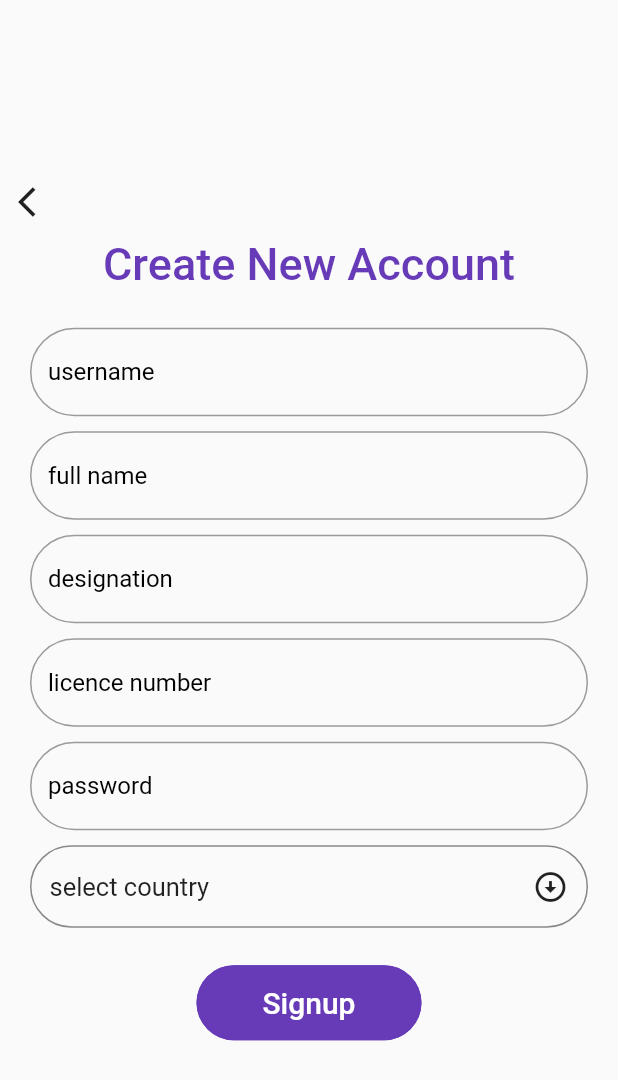
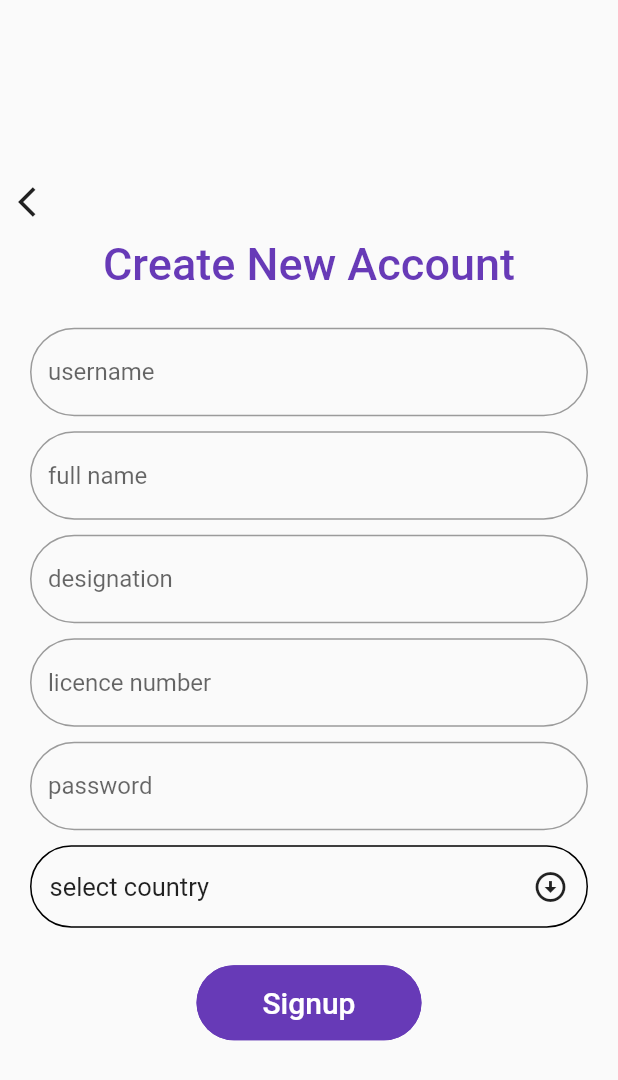
Before and after one commit to Job-madi/MedSpace, a Flutter app: the screen it shows after launch, after a tap on "SignUp", on a phone screen of 412 x 824 dp. Shown: the top 1080 px of the screen. Run offline on Flutter 3.47's test engine with Material 2 defaults, Android fonts, the phone set to English and light mode, and no system bars; our stand-ins replace adaptive_theme, cached_network_image, country_picker, curved_navigation_bar, webview_flutter; missing offline and left inert: flag; network calls fail.

```diff
--- a/flutter_app/medspace/lib/auth.dart
+++ b/flutter_app/medspace/lib/auth.dart
@@ -48,7 +48,7 @@ class _LoginState extends State<Login> {
                               hintText: "username",
                               hintStyle: TextStyle(
                                 fontWeight: FontWeight.w400,
-                                  color: Colors.black),
+                              ),
                               border: OutlineInputBorder(
                                   borderRadius:
                                       BorderRadius.all(Radius.circular(50)))),
@@ -58,12 +58,12 @@ class _LoginState extends State<Login> {
                         padding: EdgeInsets.symmetric(
                             horizontal: 20.0, vertical: 5.0),
                         child: TextField(
-                          obscureText: false,
+                          obscureText: true,
                           decoration: InputDecoration(
                               hintText: "password",
                               hintStyle: TextStyle(
                                 fontWeight: FontWeight.w400,
-                                  color: Colors.black),
+                              ),
                               border: OutlineInputBorder(
                                   borderRadius:
                                       BorderRadius.all(Radius.circular(50)))),
@@ -156,7 +156,7 @@ class _SignupState extends State<Signup> {
                                 hintText: "username",
                                 hintStyle: TextStyle(
                                   fontWeight: FontWeight.w400,
-                                    color: Colors.black),
+                                ),
                                 border: OutlineInputBorder(
                                     borderRadius:
                                         BorderRadius.all(Radius.circular(50)))),
@@ -170,7 +170,7 @@ class _SignupState extends State<Signup> {
                                 hintText: "full name",
                                 hintStyle: TextStyle(
                                   fontWeight: FontWeight.w400,
-                                    color: Colors.black),
+                                ),
                                 border: OutlineInputBorder(
                                     borderRadius:
                                         BorderRadius.all(Radius.circular(50)))),
@@ -184,7 +184,7 @@ class _SignupState extends State<Signup> {
                                 hintText: "designation",
                                 hintStyle: TextStyle(
                                   fontWeight: FontWeight.w400,
-                                    color: Colors.black),
+                                ),
                                 border: OutlineInputBorder(
                                     borderRadius:
                                         BorderRadius.all(Radius.circular(50)))),
@@ -198,7 +198,7 @@ class _SignupState extends State<Signup> {
                                 hintText: "licence number",
                                 hintStyle: TextStyle(
                                   fontWeight: FontWeight.w400,
-                                    color: Colors.black),
+                                ),
                                 border: OutlineInputBorder(
                                     borderRadius:
                                         BorderRadius.all(Radius.circular(50)))),
@@ -213,7 +213,7 @@ class _SignupState extends State<Signup> {
                                 hintText: "password",
                                 hintStyle: TextStyle(
                                   fontWeight: FontWeight.w400,
-                                    color: Colors.black),
+                                ),
                                 border: OutlineInputBorder(
                                     borderRadius:
                                         BorderRadius.all(Radius.circular(50)))),
@@ -251,9 +251,7 @@ class _SignupState extends State<Signup> {
                             height: 55,
                             width: h - 40,
                             decoration: BoxDecoration(
-                                border: Border.all(
-                                  color: Colors.black45,
-                                ),
+                                border: Border.all(color: Colors.black),
                                 borderRadius:
                                     BorderRadius.all(Radius.circular(50))),
                           ),
--- a/flutter_app/medspace/lib/home.dart
+++ b/flutter_app/medspace/lib/home.dart
@@ -38,8 +38,7 @@ class _HomeState extends State<Home> {
                           onPressed: () {},
                         ),
                         hintText: "search",
-                        hintStyle: TextStyle(
-                            fontWeight: FontWeight.w400, color: Colors.black),
+                        hintStyle: TextStyle(fontWeight: FontWeight.w400),
                         border: OutlineInputBorder(
                             borderRadius:
                                 BorderRadius.all(Radius.circular(50)))),
--- a/flutter_app/medspace/lib/main.dart
+++ b/flutter_app/medspace/lib/main.dart
@@ -1,3 +1,4 @@
+import 'package:adaptive_theme/adaptive_theme.dart';
 import 'package:flutter/material.dart';
 import 'auth.dart';
 
@@ -6,11 +7,23 @@ void main() => runApp(MyApp());
 class MyApp extends StatelessWidget {
   @override
   Widget build(BuildContext context) {
-    return MaterialApp(
-      debugShowCheckedModeBanner: false,
-      title: "MedSpace",
-      theme: ThemeData(primarySwatch: Colors.purple),
-      home: Homepage(),
+    return AdaptiveTheme(
+      light: ThemeData(
+          brightness: Brightness.light,
+          primarySwatch: Colors.amber,
+          accentColor: Colors.purpleAccent),
+      dark: ThemeData(
+          brightness: Brightness.dark,
+          primarySwatch: Colors.grey,
+          accentColor: Colors.purpleAccent),
+      initial: AdaptiveThemeMode.light,
+      builder: (theme, darkTheme) => MaterialApp(
+        debugShowCheckedModeBanner: false,
+        title: "MedSpace",
+        theme: theme,
+        darkTheme: darkTheme,
+        home: Homepage(),
+      ),
     );
   }
 }
```
Also changed, not shown: flutter_app/medspace/lib/Account.dart (+66 -0 lines), flutter_app/medspace/lib/helper/widgets.dart (+4 -7 lines), 1 other file. Lines whose indentation alone changed are shown as unchanged.
